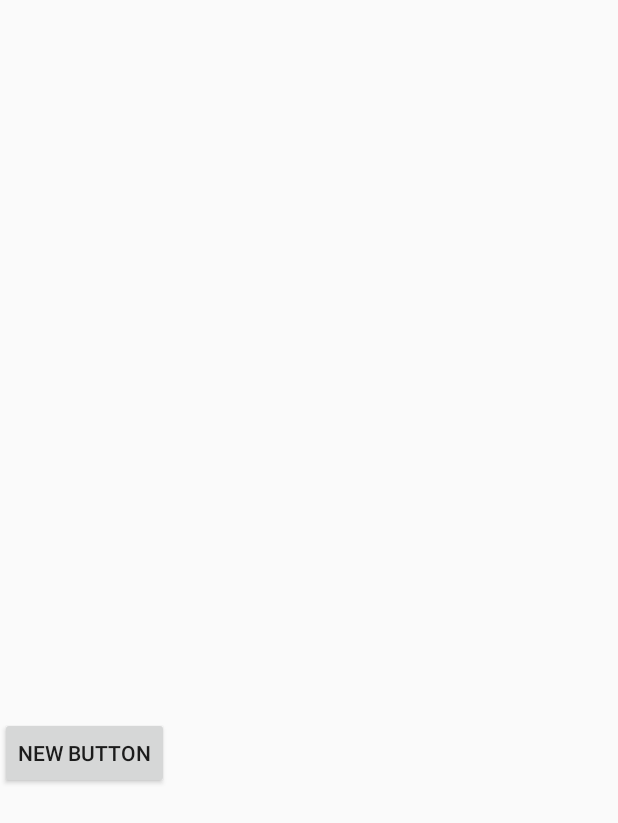
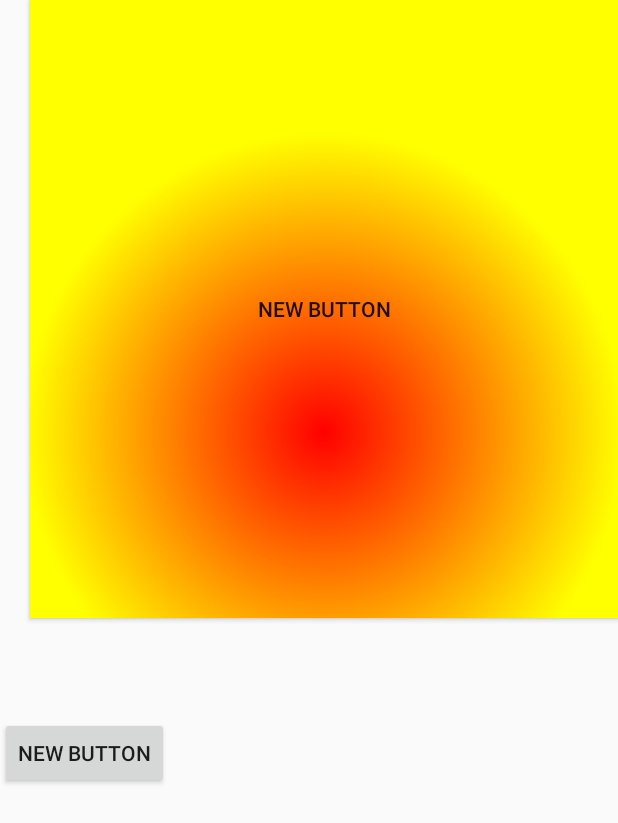
Before and after one commit to ericxu1983/AndroidPlayGround, an Android app: the screen it shows after launch (MainActivity), after a tap on "NEW BUTTON", on a phone screen of 412 x 824 dp. Shown: the top 823 px of the screen. Run offline under Robolectric (Android 15) with nearby library versions, the phone set to English and light mode, and no system bars.

Commit message:
practicing shape

```diff
--- a/UI/app/src/main/java/com/example/ericxu/ui/MainActivity.java
+++ b/UI/app/src/main/java/com/example/ericxu/ui/MainActivity.java
@@ -46,11 +46,11 @@ public class MainActivity extends Activity {
 
 //              testCamera1();
 //                test_TakePhotoWithCustomPath();
-                try {
-                    test_cropLargePicture();
-                } catch (IOException e) {
-                    e.printStackTrace();
-                }
+//                try {
+//                    test_cropLargePicture();
+//                } catch (IOException e) {
+//                    e.printStackTrace();
+//                }
 
             }
         });
--- /dev/null
+++ b/UI/app/src/main/res/drawable/shape_test.xml
@@ -0,0 +1,13 @@
+<?xml version="1.0" encoding="utf-8"?><!--<shape xmlns:android="http://schemas.android.com/apk/res/android"--><!--android:shape="rectangle">--><!--<solid android:color="#ff0000" />--><!--<corners android:radius="15dp" />--><!--<padding android:left="10dp" android:right="10dp" android:top="10dp"/>--><!--<stroke android:width="1dp" android:color="@android:color/black"/>--><!--</shape>-->
+
+<!--<shape xmlns:android="http://schemas.android.com/apk/res/android"--><!--android:shape="rectangle">--><!--<gradient--><!--android:angle="90"--><!--android:endColor="#ffffff"--><!--android:startColor="#ffff00"></gradient>--><!--</shape>-->
+
+<shape xmlns:android="http://schemas.android.com/apk/res/android">
+    <gradient
+        android:centerX="0.5"
+        android:centerY="0.7"
+        android:endColor="#ffff00"
+        android:gradientRadius="300"
+        android:startColor="#ff0000"
+        android:type="radial" />
+</shape>
--- a/UI/app/src/main/res/layout/activity_main.xml
+++ b/UI/app/src/main/res/layout/activity_main.xml
@@ -22,4 +22,14 @@
         android:layout_toEndOf="@+id/imageView"
         android:layout_toRightOf="@+id/imageView"
         android:text="New Button" />
+
+    <Button
+        android:layout_width="fill_parent"
+        android:layout_height="fill_parent"
+        android:text="New Button"
+        android:id="@+id/button4"
+        android:background="@drawable/shape_test"
+
+        android:layout_above="@id/button3"
+        android:layout_marginLeft="20dp"/>
 </RelativeLayout>
```
Also changed, not shown: 1 other file.
